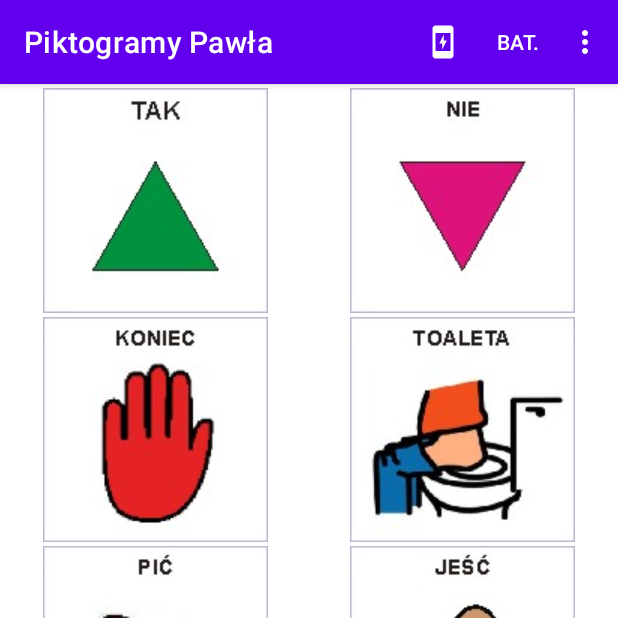
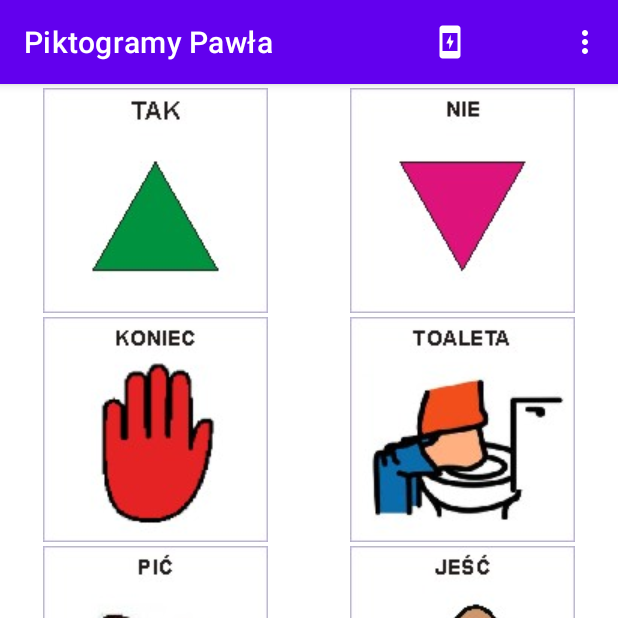
Before and after one commit to jacikb/Pictograms, an Android app: the screen it shows after launch (MainActivity), on a phone screen of 412 x 824 dp, the top half of it. Run offline under Robolectric (Android 15) with nearby library versions, the light colour scheme and no system bars.

Commit message:
BatteryReceiver

```diff
--- a/app/src/main/java/jacek/brzezinski/piktogramy/BatteryReceiver.java
+++ b/app/src/main/java/jacek/brzezinski/piktogramy/BatteryReceiver.java
@@ -4,7 +4,9 @@ import android.app.IntentService;
 import android.content.BroadcastReceiver;
 import android.content.Intent;
 import android.content.Context;
+import android.content.IntentFilter;
 import android.os.BatteryManager;
+import android.os.Build;
 import android.util.Log;
 import android.view.View;
 import android.widget.TextView;
@@ -58,7 +60,8 @@ public class BatteryReceiver extends BroadcastReceiver {
         return status;
     }
 
-    public float getPercent() {
+    public float getPercent(Context context) {
         return percent;
     }
+
 }
--- a/app/src/main/java/jacek/brzezinski/piktogramy/MainActivity.java
+++ b/app/src/main/java/jacek/brzezinski/piktogramy/MainActivity.java
@@ -40,7 +40,6 @@ public class MainActivity extends AppCompatActivity {
         setContentView(R.layout.activity_main);
 //        Log.d(TAG, "onCreate");
         mp = MediaPlayer.create(MainActivity.this, R.raw.start);
-
 
         DisplayMetrics displayMetrics = this.getResources().getDisplayMetrics();
         float dpHeight = displayMetrics.heightPixels / displayMetrics.density;
--- a/app/src/main/res/menu/menu_main.xml
+++ b/app/src/main/res/menu/menu_main.xml
@@ -1,5 +1,3 @@
-
-
 <menu xmlns:android="http://schemas.android.com/apk/res/android"
     xmlns:app="http://schemas.android.com/apk/res-auto"
     xmlns:tools="http://schemas.android.com/tools"
@@ -16,8 +14,8 @@
 
     <item
         android:id="@+id/action_settings"
+        android:icon="@drawable/ic_action_menu"
         android:orderInCategory="101"
-        android:icon="@drawable/ic_action_menu"
         android:title="@string/action_settings"
         app:showAsAction="never" />
     <item
--- a/app/src/main/res/values/strings.xml
+++ b/app/src/main/res/values/strings.xml
@@ -7,7 +7,7 @@
     <!-- Action Bar  -->
     <string name="action_settings">Ustawienia</string>
     <string name="action_about">O programie</string>
-    <string name="action_battery">Bat.</string>
+    <string name="action_battery"> </string>
     <string name="action_battery_charging">Charging</string>
 
     <string name="settings_main_header">Ogólne</string>
```
